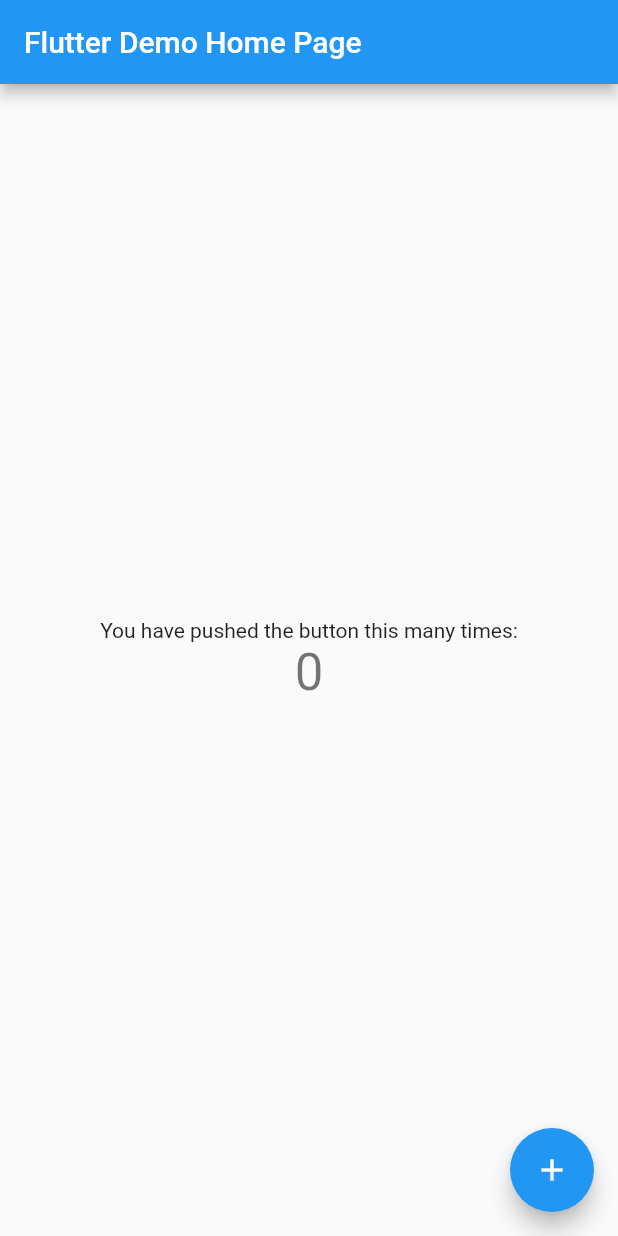
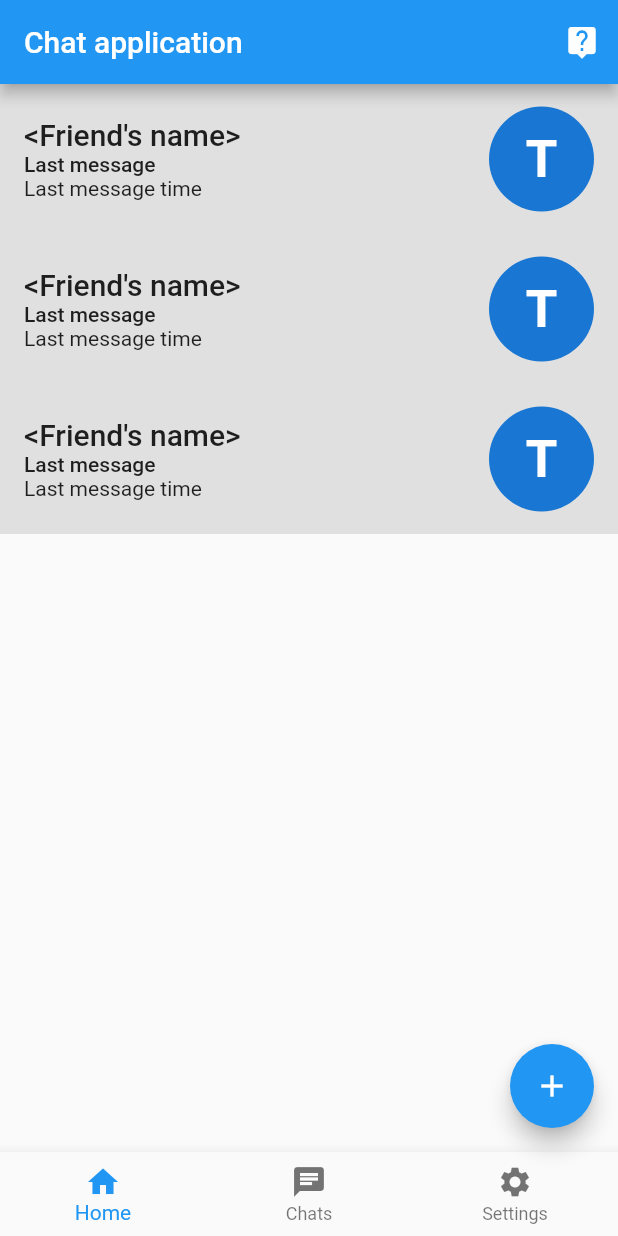
Before and after one commit to matf-pp/2020_Ps4Flutter, a Flutter app: the screen it shows after launch, on a phone screen of 412 x 824 dp. Run offline on Flutter 3.47's test engine with Material 2 defaults, Android fonts, the phone set to English and light mode, and no system bars.

Commit message:
Some screen's are created.

```diff
--- /dev/null
+++ b/chat_app/lib/HeadOfCheat.dart
@@ -0,0 +1,48 @@
+import 'package:flutter/material.dart';
+
+class HeadOfChat extends StatefulWidget {
+  @override
+  _HeadOfChatState createState() => _HeadOfChatState();
+}
+
+class _HeadOfChatState extends State<HeadOfChat> {
+  @override
+  Widget build(BuildContext context) {
+    return Container(
+        padding: EdgeInsets.symmetric(horizontal: 16.0, vertical: 8.0),
+        width: double.infinity,
+        height: 100.0,
+        color:Colors.grey[300],
+        child: Row(
+          children: <Widget>[
+            Expanded(
+              child: Column(
+                crossAxisAlignment: CrossAxisAlignment.start,
+                mainAxisAlignment: MainAxisAlignment.center,
+                children: <Widget>[
+                  Text("<Friend's name>",
+                      style: Theme.of(context).textTheme.title
+                  ),
+                  Text('Last message',
+                      style: Theme.of(context).textTheme.body2
+                  ),
+                  Text('Last message time',),
+                ],
+              ),
+            ),
+            Center(
+              child: CircleAvatar(
+                radius: 35,
+                child: Text('T',
+                        style: Theme.of(context)
+                            .textTheme
+                            .display1
+                            .apply(color: Colors.white,fontWeightDelta: 3),
+                ),
+              )
+            )
+          ],
+        )
+    );
+  }
+}
--- a/chat_app/lib/main.dart
+++ b/chat_app/lib/main.dart
@@ -1,111 +1,4 @@
 import 'package:flutter/material.dart';
+import 'package:chatapp/scaffold.dart';
 
-void main() => runApp(MyApp());
-
-class MyApp extends StatelessWidget {
-  // This widget is the root of your application.
-  @override
-  Widget build(BuildContext context) {
-    return MaterialApp(
-      title: 'Flutter Demo',
-      theme: ThemeData(
-        // This is the theme of your application.
-        //
-        // Try running your application with "flutter run". You'll see the
-        // application has a blue toolbar. Then, without quitting the app, try
-        // changing the primarySwatch below to Colors.green and then invoke
-        // "hot reload" (press "r" in the console where you ran "flutter run",
-        // or simply save your changes to "hot reload" in a Flutter IDE).
-        // Notice that the counter didn't reset back to zero; the application
-        // is not restarted.
-        primarySwatch: Colors.blue,
-      ),
-      home: MyHomePage(title: 'Flutter Demo Home Page'),
-    );
-  }
-}
-
-class MyHomePage extends StatefulWidget {
-  MyHomePage({Key key, this.title}) : super(key: key);
-
-  // This widget is the home page of your application. It is stateful, meaning
-  // that it has a State object (defined below) that contains fields that affect
-  // how it looks.
-
-  // This class is the configuration for the state. It holds the values (in this
-  // case the title) provided by the parent (in this case the App widget) and
-  // used by the build method of the State. Fields in a Widget subclass are
-  // always marked "final".
-
-  final String title;
-
-  @override
-  _MyHomePageState createState() => _MyHomePageState();
-}
-
-class _MyHomePageState extends State<MyHomePage> {
-  int _counter = 0;
-
-  void _incrementCounter() {
-    setState(() {
-      // This call to setState tells the Flutter framework that something has
-      // changed in this State, which causes it to rerun the build method below
-      // so that the display can reflect the updated values. If we changed
-      // _counter without calling setState(), then the build method would not be
-      // called again, and so nothing would appear to happen.
-      _counter++;
-    });
-  }
-
-  @override
-  Widget build(BuildContext context) {
-    // This method is rerun every time setState is called, for instance as done
-    // by the _incrementCounter method above.
-    //
-    // The Flutter framework has been optimized to make rerunning build methods
-    // fast, so that you can just rebuild anything that needs updating rather
-    // than having to individually change instances of widgets.
-    return Scaffold(
-      appBar: AppBar(
-        // Here we take the value from the MyHomePage object that was created by
-        // the App.build method, and use it to set our appbar title.
-        title: Text(widget.title),
-      ),
-      body: Center(
-        // Center is a layout widget. It takes a single child and positions it
-        // in the middle of the parent.
-        child: Column(
-          // Column is also a layout widget. It takes a list of children and
-          // arranges them vertically. By default, it sizes itself to fit its
-          // children horizontally, and tries to be as tall as its parent.
-          //
-          // Invoke "debug painting" (press "p" in the console, choose the
-          // "Toggle Debug Paint" action from the Flutter Inspector in Android
-          // Studio, or the "Toggle Debug Paint" command in Visual Studio Code)
-          // to see the wireframe for each widget.
-          //
-          // Column has various properties to control how it sizes itself and
-          // how it positions its children. Here we use mainAxisAlignment to
-          // center the children vertically; the main axis here is the vertical
-          // axis because Columns are vertical (the cross axis would be
-          // horizontal).
-          mainAxisAlignment: MainAxisAlignment.center,
-          children: <Widget>[
-            Text(
-              'You have pushed the button this many times:',
-            ),
-            Text(
-              '$_counter',
-              style: Theme.of(context).textTheme.display1,
-            ),
-          ],
-        ),
-      ),
-      floatingActionButton: FloatingActionButton(
-        onPressed: _incrementCounter,
-        tooltip: 'Increment',
-        child: Icon(Icons.add),
-      ), // This trailing comma makes auto-formatting nicer for build methods.
-    );
-  }
-}
+void main() => runApp(myChatApp());
--- /dev/null
+++ b/chat_app/lib/scaffold.dart
@@ -0,0 +1,60 @@
+  import 'package:chatapp/HeadOfCheat.dart';
+import 'package:chatapp/viewOfChat.dart';
+import 'package:flutter/material.dart';
+
+  class myChatApp extends StatefulWidget {
+    @override
+    _myChatAppState createState() => _myChatAppState();
+  }
+
+  class _myChatAppState extends State<myChatApp> {
+    int _currentIndex = 0;
+    @override
+    Widget build(BuildContext context) {
+      return MaterialApp(
+        home: Scaffold(
+          appBar: AppBar(
+            title: Text('Chat application'),
+            actions: <Widget>[
+              IconButton(icon:
+                Icon(Icons.live_help),
+                onPressed: (){
+                  print("Button was pressed");
+                },)
+            ],
+          ),
+          body: ListView(
+            children: <Widget>[
+              HeadOfChat(),
+              HeadOfChat(),
+              HeadOfChat()
+            ],
+          ),
+          bottomNavigationBar: BottomNavigationBar(
+            currentIndex: _currentIndex,
+            items: <BottomNavigationBarItem>[
+              BottomNavigationBarItem(
+                  icon: Icon(Icons.home),title: Text('Home')),
+              BottomNavigationBarItem(
+                  icon: Icon(Icons.chat),title: Text('Chats')),
+              BottomNavigationBarItem(
+                  icon: Icon(Icons.settings),title: Text('Settings')),
+            ],
+            onTap: (int index){
+              print("index is " + index.toString());
+              setState(() {
+                _currentIndex = index;
+              });
+            },
+          ),
+          floatingActionButton: FloatingActionButton(
+            onPressed:(){
+              print("Fab was pressed");
+            },
+            child: Icon(Icons.add),
+          ),
+        ),
+//      home: chatView()
+      );
+    }
+  }
```
Also changed, not shown: chat_app/lib/messageOfChat.dart (added, +46 -0 lines), chat_app/lib/viewOfChat.dart (added, +37 -0 lines), 1 other file.
